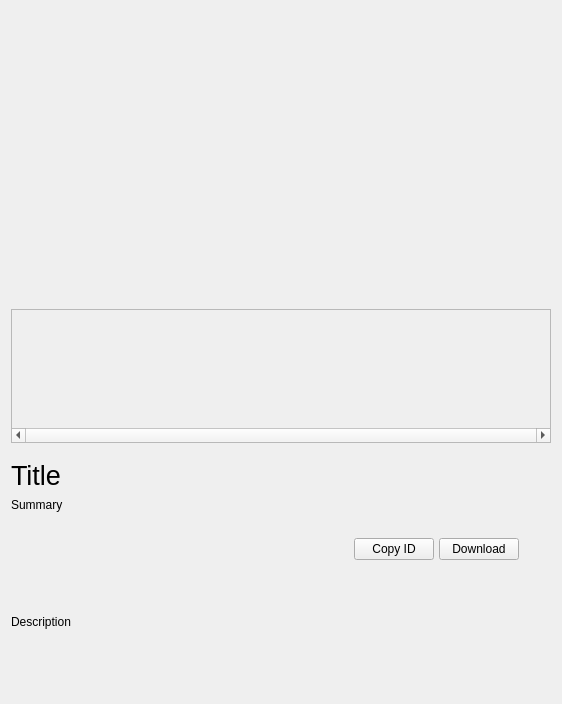
This is BaseClient/Source/ContentWidget.ui in WorksAhead/Base as Qt 5 draws it before an edit. The edited form follows.
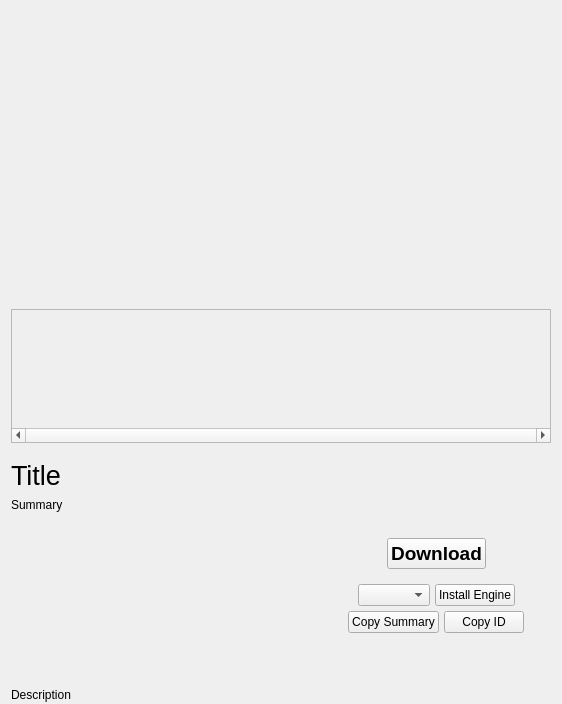
This is the edited form. Custom widgets are drawn as their Qt base class.

Patch:
```diff
--- a/BaseClient/Source/ContentWidget.ui
+++ b/BaseClient/Source/ContentWidget.ui
@@ -144,15 +144,15 @@
            </property>
           </spacer>
          </item>
-         <item>
-          <widget class="QPushButton" name="copyIdButton">
-           <property name="text">
-            <string>Copy ID</string>
-           </property>
-          </widget>
-         </item>
          <item>
           <widget class="QPushButton" name="downloadButton">
+           <property name="font">
+            <font>
+             <pointsize>14</pointsize>
+             <weight>75</weight>
+             <bold>true</bold>
+            </font>
+           </property>
            <property name="text">
             <string>Download</string>
            </property>
@@ -173,6 +173,107 @@
          </item>
         </layout>
        </item>
+       <item>
+        <spacer name="verticalSpacer_6">
+         <property name="orientation">
+          <enum>Qt::Vertical</enum>
+         </property>
+         <property name="sizeHint" stdset="0">
+          <size>
+           <width>10</width>
+           <height>10</height>
+          </size>
+         </property>
+        </spacer>
+       </item>
+       <item>
+        <layout class="QHBoxLayout" name="horizontalLayout">
+         <item>
+          <spacer name="horizontalSpacer">
+           <property name="orientation">
+            <enum>Qt::Horizontal</enum>
+           </property>
+           <property name="sizeHint" stdset="0">
+            <size>
+             <width>40</width>
+             <height>20</height>
+            </size>
+           </property>
+          </spacer>
+         </item>
+         <item>
+          <widget class="QComboBox" name="engineVersionsBox">
+           <property name="sizeAdjustPolicy">
+            <enum>QComboBox::AdjustToContents</enum>
+           </property>
+          </widget>
+         </item>
+         <item>
+          <widget class="QPushButton" name="installEngineButton">
+           <property name="text">
+            <string>Install Engine</string>
+           </property>
+          </widget>
+         </item>
+         <item>
+          <spacer name="horizontalSpacer_4">
+           <property name="orientation">
+            <enum>Qt::Horizontal</enum>
+           </property>
+           <property name="sizeHint" stdset="0">
+            <size>
+             <width>40</width>
+             <height>20</height>
+            </size>
+           </property>
+          </spacer>
+         </item>
+        </layout>
+       </item>
+       <item>
+        <layout class="QHBoxLayout" name="horizontalLayout_2">
+         <item>
+          <spacer name="horizontalSpacer_5">
+           <property name="orientation">
+            <enum>Qt::Horizontal</enum>
+           </property>
+           <property name="sizeHint" stdset="0">
+            <size>
+             <width>40</width>
+             <height>20</height>
+            </size>
+           </property>
+          </spacer>
+         </item>
+         <item>
+          <widget class="QPushButton" name="copySummaryButton">
+           <property name="text">
+            <string>Copy Summary</string>
+           </property>
+          </widget>
+         </item>
+         <item>
+          <widget class="QPushButton" name="copyIdButton">
+           <property name="text">
+            <string>Copy ID</string>
+           </property>
+          </widget>
+         </item>
+         <item>
+          <spacer name="horizontalSpacer_6">
+           <property name="orientation">
+            <enum>Qt::Horizontal</enum>
+           </property>
+           <property name="sizeHint" stdset="0">
+            <size>
+             <width>40</width>
+             <height>20</height>
+            </size>
+           </property>
+          </spacer>
+         </item>
+        </layout>
+       </item>
        <item>
         <spacer name="verticalSpacer_5">
          <property name="orientation">
```
